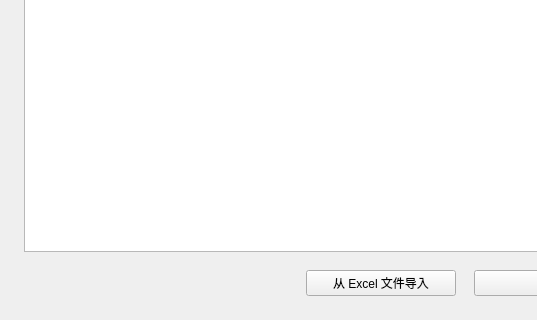
Before: the Qt Designer form ui/settings/students.ui in windyslime/RandPicker-1, drawn with Qt 5; both pictures show x 0 to 537 and y 307 to 627 of the 648 by 627 pixel window.
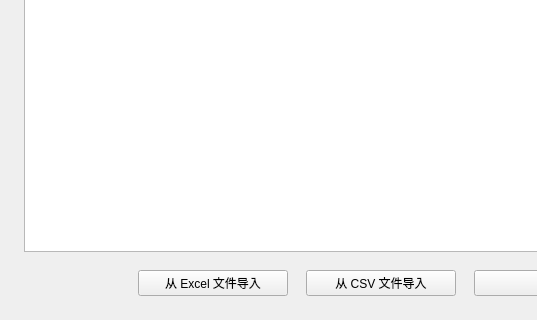
After: the same form once the commit is applied. Custom widgets are drawn as their Qt base class.

Commit message:
feat(导入功能): 添加从CSV文件导入学生信息的功能
新增 `csv2json` 函数用于解析CSV文件，并在UI中添加“从CSV文件导入”按钮。同时，在 `settings.py` 中实现 `import_csv` 方法，用于处理CSV文件的导入逻辑，包括文件选择、数据解析和表格更新。该功能旨在提供更灵活的数据导入方式，支持CSV格式的学生信息导入。

What changed in the file:
```diff
--- a/ui/settings/students.ui
+++ b/ui/settings/students.ui
@@ -105,6 +105,25 @@
        </property>
       </widget>
      </item>
+     <item>
+      <widget class="PushButton" name="import_csv">
+       <property name="sizePolicy">
+        <sizepolicy hsizetype="Fixed" vsizetype="Minimum">
+         <horstretch>0</horstretch>
+         <verstretch>0</verstretch>
+        </sizepolicy>
+       </property>
+       <property name="minimumSize">
+        <size>
+         <width>150</width>
+         <height>0</height>
+        </size>
+       </property>
+       <property name="text">
+        <string>从 CSV 文件导入</string>
+       </property>
+      </widget>
+     </item>
      <item>
       <widget class="PrimaryPushButton" name="save_student">
        <property name="sizePolicy">
```
The commit also changes 2 other files.
